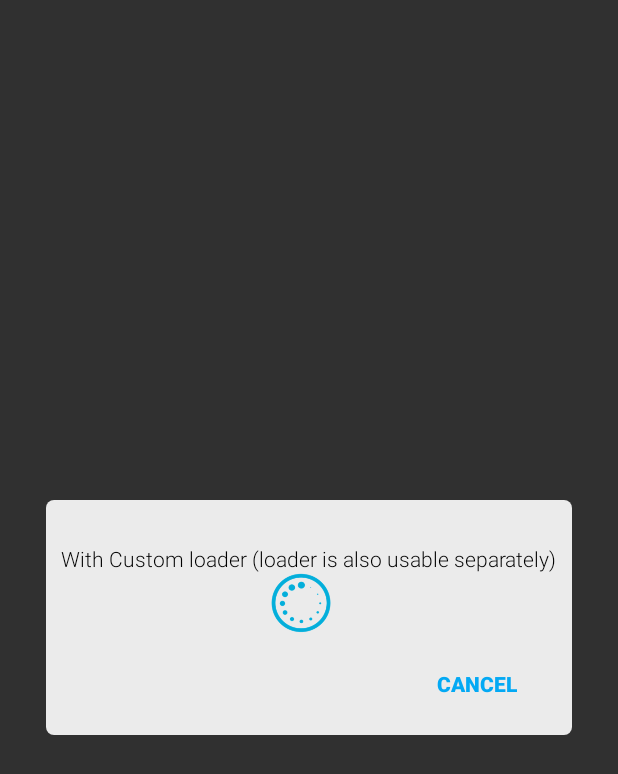
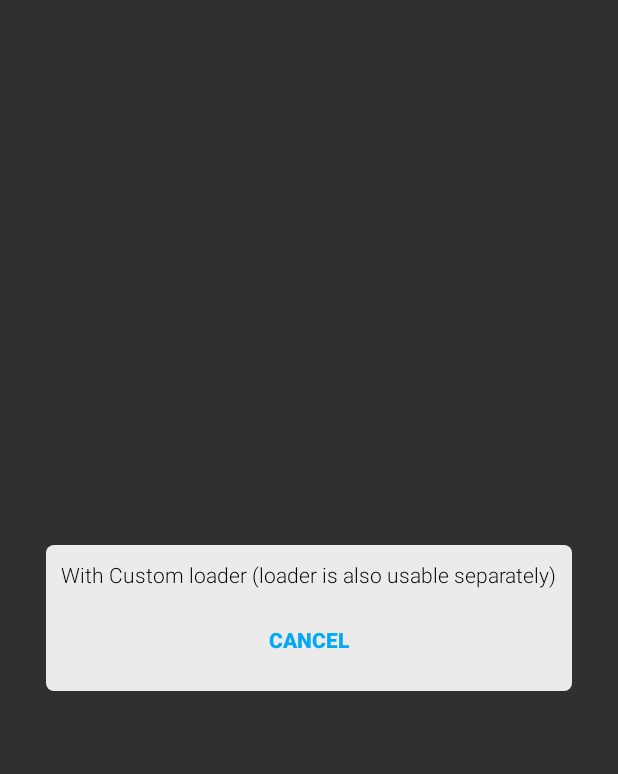
Before and after one commit to penkesiva/CompTestQuiz, an Android app: the layout finallayout_dialog.xml on its own in the app's theme, with its tools: preview values and no code run, on a phone screen of 412 x 824 dp. Shown: the top 774 px of the screen. Run offline under Robolectric (Android 15) with nearby library versions, the phone set to English and light mode, and no system bars.

Commit message:
update after gitignore

```diff
--- a/app/src/main/res/layout/finallayout_dialog.xml
+++ b/app/src/main/res/layout/finallayout_dialog.xml
@@ -11,16 +11,6 @@
     android:minWidth="220dp" >
 
     <TextView
-       android:id="@+id/dtitle"
-       android:layout_width="wrap_content"
-       android:layout_height="wrap_content"
-       android:textStyle="bold"
-       android:fontFamily="sans-serif"
-       android:layout_gravity="center_vertical"
-       android:textColor="@android:color/black"
-       android:text="" />
-
-    <TextView
        android:id="@+id/dtext"
        android:layout_width="wrap_content"
        android:layout_height="wrap_content"
@@ -29,30 +19,13 @@
        android:textColor="@android:color/black"
        android:text="@string/dialog_text_placeholder" />
 
-    <LinearLayout
-       android:layout_width="match_parent"
-       android:layout_height="wrap_content"
-       android:gravity="center"
-       android:orientation="horizontal" >
-
-    <ImageView
-        android:layout_width="40dp"
-        android:layout_height="40dp"
-        android:layout_marginRight="10dp"
-        android:contentDescription="@string/image_description"
-        android:src="@drawable/loader"
-        android:id="@+id/loader"/>
-
-    </LinearLayout>
-
     <Button
         android:id="@+id/btncancel"
-        android:layout_width="75dp"
+        android:layout_width="match_parent"
         android:layout_height="wrap_content"
-        android:layout_marginRight="15dp"
         android:layout_marginTop="10dp"
         android:background="@null"
-        android:layout_gravity="right"
+        android:layout_gravity="center"
         android:text="@string/dialog_button_text"
         android:textColor="#03A9F4"
         android:textStyle="bold" />
```
Also changed, not shown: app/src/main/java/com/eqemp/materialdesgin/SingleQuestionDetailActivity.java (+6 -18 lines), app/src/main/res/layout/activity_detail_transition.xml (+10 -15 lines), 305 other files.
